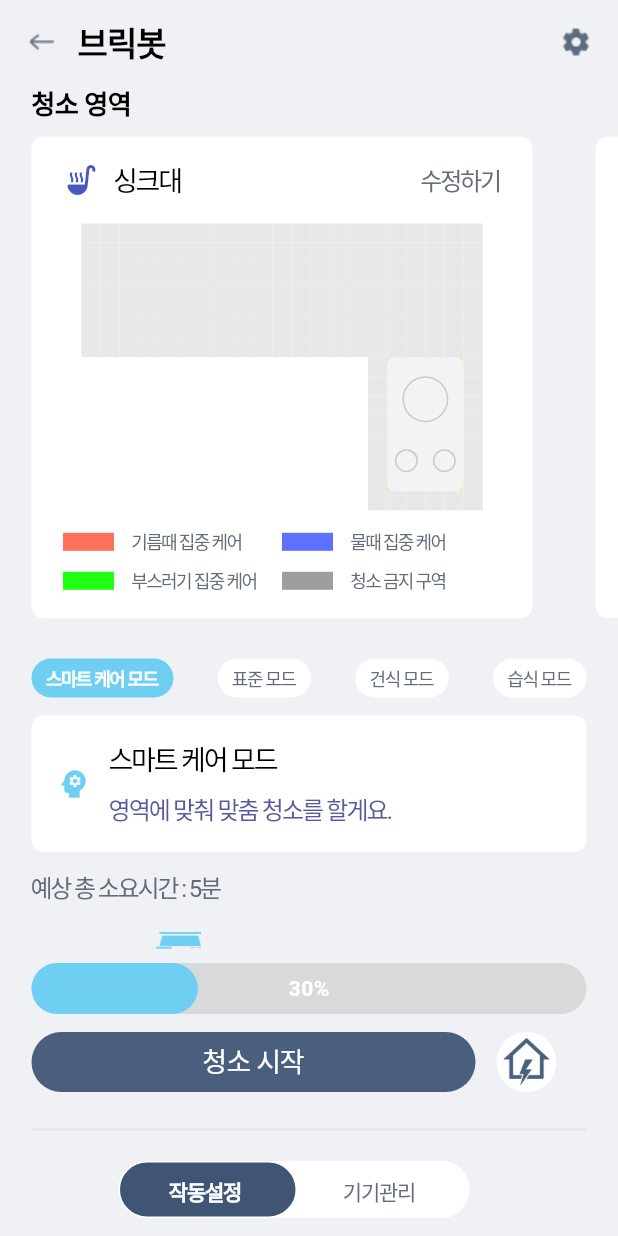
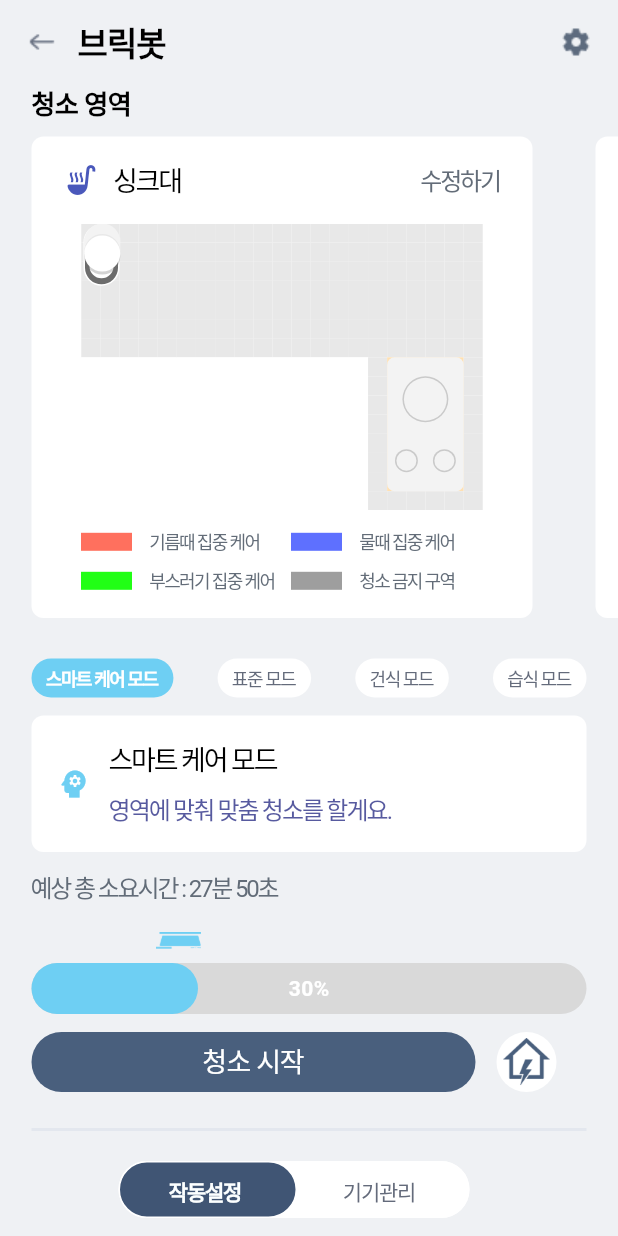
Before and after one commit to songga0/O2thinq, a Flutter app: the DevicePage screen opened directly, after a tap on "브릭봇", on a phone screen of 412 x 824 dp. Run offline on Flutter 3.47's test engine with Material 3 defaults, Android fonts, the phone set to English and light mode, and no system bars; our stand-ins replace permission_handler; missing offline and left inert: flutter_reactive_ble; Roboto replaces fonts that are missing (One UI Sans APP VF).

Commit message:
[지도별 소요시간]

```diff
--- a/lib/device.dart
+++ b/lib/device.dart
@@ -123,9 +123,9 @@ class _DeviceCardState extends State<DeviceCard> {
     if (bleController.isConnected) {
       try {
         if (_isImageOn) {
-          await bleController.sendString('on');
+          await bleController.sendString('on\r\n');
         } else {
-          await bleController.sendString('off');
+          await bleController.sendString('off\r\n');
         }
       } catch (e) {
         print("BLE 전송 중 오류: $e");
--- a/lib/device_detail.dart
+++ b/lib/device_detail.dart
@@ -1,5 +1,7 @@
 import 'package:flutter/material.dart';
 import 'package:o2thinq/device_setting.dart';
+import 'package:o2thinq/map.dart';
+import 'package:o2thinq/mapfix.dart';
 import 'package:o2thinq/work_setting.dart';
 
 // 메인 페이지
@@ -329,8 +331,24 @@ class Property1Variant2 extends StatelessWidget {
 }
 
 // 작동설정 탭 선택 시 나오는 실제 상세 내용 위젯 (이전 '제품')
-class ProductDetailContent extends StatelessWidget {
+class ProductDetailContent extends StatefulWidget {
   const ProductDetailContent({super.key});
+
+  @override
+  State<ProductDetailContent> createState() => _ProductDetailContentState();
+}
+
+class _ProductDetailContentState extends State<ProductDetailContent> {
+  // 선택된 청소 영역 title과 map
+  String selectedSpaceTitle = '싱크대';
+  var selectedMap = kitchen;
+
+  void onSelectSpace(String title, dynamic map) {
+    setState(() {
+      selectedSpaceTitle = title;
+      selectedMap = map;
+    });
+  }
 
   @override
   Widget build(BuildContext context) {
@@ -360,14 +378,73 @@ class ProductDetailContent extends StatelessWidget {
           height: 360,
           child: ListView(
             scrollDirection: Axis.horizontal,
-            children: const [
-              CleanSpace(title: '싱크대', icon: Icons.soup_kitchen),
-              CleanSpace(title: '식탁', icon: Icons.restaurant),
-              CleanSpace(title: '추가하기', icon: Icons.question_mark),
+            children: [
+              // 클릭 시 상태 변경
+              GestureDetector(
+                onTap: () => onSelectSpace('싱크대', kitchen),
+                child: CleanSpace(
+                  title: '싱크대',
+                  icon: Icons.soup_kitchen,
+                  isSelected: selectedSpaceTitle == '싱크대',
+                ),
+              ),
+              GestureDetector(
+                onTap: () => onSelectSpace('식탁', table),
+                child: CleanSpace(
+                  title: '식탁',
+                  icon: Icons.restaurant,
+                  isSelected: selectedSpaceTitle == '식탁',
+                ),
+              ),
+              SizedBox(
+                child: Column(
+                  crossAxisAlignment: CrossAxisAlignment.start,
+                  children: [
+                    const SizedBox(height: 12),
+                    Padding(
+                      padding: const EdgeInsets.symmetric(horizontal: 21),
+                      child: Container(
+                        height: 321,
+                        width: 334,
+                        decoration: BoxDecoration(
+                          color: Colors.white,
+                          borderRadius: BorderRadius.circular(8),
+                        ),
+                        child: Center(
+                          child: GestureDetector(
+                            onTap: () {
+                              Navigator.push(
+                                context,
+                                MaterialPageRoute(
+                                  builder: (context) =>
+                                      MapFixPage(spaceTitle: "New"),
+                                ),
+                              );
+                            },
+                            child: const Text(
+                              '추가하기',
+                              style: TextStyle(
+                                color: Colors.black,
+                                fontSize: 18,
+                                fontFamily: 'One UI Sans APP VF',
+                                fontWeight: FontWeight.w500,
+                                letterSpacing: -1.44,
+                              ),
+                            ),
+                          ),
+                        ),
+                      ),
+                    ),
+                  ],
+                ),
+              )
             ],
           ),
         ),
-        const CleanMode(),
+
+        // 선택된 공간에 따라 CleanMode 변경
+        CleanMode(spaceTitle: selectedSpaceTitle, map: selectedMap),
+
         const SizedBox(height: 24),
         Container(
           height: 2,
--- a/lib/device_setting.dart
+++ b/lib/device_setting.dart
@@ -648,7 +648,7 @@ class GoodsInfo extends StatelessWidget {
               Icon(Icons.card_giftcard, color: Color(0xFF4A58BB), size: 28),
               const SizedBox(width: 22),
               const Text(
-                '상품 추천',
+                '소모품 추천',
                 style: TextStyle(
                   color: Colors.black,
                   fontSize: 18,
@@ -661,7 +661,7 @@ class GoodsInfo extends StatelessWidget {
           ),
           const SizedBox(height: 23),
           const Text(
-            '내 제품과 함께하면 좋은 상품을 확인해보세요.',
+            '내 제품에 필요한 소모품을 확인해보세요.',
             style: TextStyle(
               color: Color(0xFF606A76),
               fontSize: 16,
--- a/lib/map.dart
+++ b/lib/map.dart
@@ -16,4 +16,14 @@ List<List<int>> kitchen = [
   [0, 0, 0, 0, 0, 0, 0, 0, 0, 0, 0, 0, 0, 0, 0, 1, 2, 2, 2, 2, 1],
   [0, 0, 0, 0, 0, 0, 0, 0, 0, 0, 0, 0, 0, 0, 0, 1, 1, 1, 1, 1, 1],
 ];
- List<List<int>> table=[[1,1,1,1],[1,0,1,1]];
+ List<List<int>> table=[
+  [1, 1, 1, 1, 1, 1, 1, 1, 1, 1, 1, 1, 1, 1, 1, 1, 1, 1, 1, 1, 1],
+  [1, 1, 1, 1, 1, 1, 1, 1, 1, 1, 1, 1, 1, 1, 1, 1, 1, 1, 1, 1, 1],
+  [1, 1, 1, 1, 1, 1, 1, 1, 1, 1, 1, 1, 1, 1, 1, 1, 1, 1, 1, 1, 1],
+  [1, 1, 1, 1, 1, 1, 1, 1, 1, 1, 1, 1, 1, 1, 1, 1, 1, 1, 1, 1, 1],
+  [1, 1, 1, 1, 1, 1, 1, 1, 1, 1, 1, 1, 1, 1, 1, 1, 1, 1, 1, 1, 1],
+  [1, 1, 1, 1, 1, 1, 1, 1, 1, 1, 1, 1, 1, 1, 1, 1, 1, 1, 1, 1, 1],
+  [1, 1, 1, 1, 1, 1, 1, 1, 1, 1, 1, 1, 1, 1, 1, 1, 1, 1, 1, 1, 1],
+  [1, 1, 1, 1, 1, 1, 1, 1, 1, 1, 1, 1, 1, 1, 1, 1, 1, 1, 1, 1, 1],
+  [1, 1, 1, 1, 1, 1, 1, 1, 1, 1, 1, 1, 1, 1, 1, 1, 1, 1, 1, 1, 1],
+ ];
--- a/lib/mapfix.dart
+++ b/lib/mapfix.dart
@@ -23,7 +23,6 @@ class MapFixPage extends StatelessWidget {
   }
 }
 
-
 class MapWhere extends StatefulWidget {
   final String spaceTitle;
   const MapWhere({super.key, required this.spaceTitle});
@@ -38,6 +37,9 @@ class _MapWhereState extends State<MapWhere> {
 
   @override
   Widget build(BuildContext context) {
+    // 공간 이름에 따라 맵 데이터 선택
+    final mapData = widget.spaceTitle == '싱크대' ? kitchen : table;
+
     return Padding(
       padding: const EdgeInsets.symmetric(horizontal: 21),
       child: Column(
@@ -78,23 +80,17 @@ class _MapWhereState extends State<MapWhere> {
                 Stack(
                   clipBehavior: Clip.none,
                   children: [
-                    DrawMap(kitchen),  // 제일 밑에 지도
-
-                    // CleanerBottom은 좌상단에 배치 (필요시 위치 조정)
+                    DrawMap(mapData),
                     Positioned(
                       top: 10,
                       left: -6,
                       child: CleanerBottom(),
                     ),
-
-                    // Cleaner는 CleanerBottom 위에 약간 아래쪽 위치
                     Positioned(
-                      top: 11, // 예: 30픽셀 아래
-                      left: -4, // 좌측 약간 안쪽
+                      top: 11,
+                      left: -4,
                       child: Cleaner(),
                     ),
-
-                    // CleanerTop은 Cleaner 위에 더 위쪽이나 중앙에 위치
                     Positioned(
                       top: 12,
                       left: 2,
@@ -102,60 +98,46 @@ class _MapWhereState extends State<MapWhere> {
                     ),
                   ],
                 ),
-                const SizedBox(height: 12,),
+                const SizedBox(height: 12),
                 SizedBox(
                   width: 310,
                   child: Column(
-                    mainAxisSize: MainAxisSize.min,
-                    mainAxisAlignment: MainAxisAlignment.start,
                     crossAxisAlignment: CrossAxisAlignment.center,
                     children: [
-
-
                       const SizedBox(height: 20),
                       Container(
                         width: 310,
                         height: 1,
-                        decoration: BoxDecoration(color: const Color(0xFFF0F1F5)),
-                      ),SizedBox(height: 12,),
+                        decoration: const BoxDecoration(color: Color(0xFFF0F1F5)),
+                      ),
+                      const SizedBox(height: 12),
                       Column(
                         children: [
-                          // 첫 번째 줄
                           Row(
                             crossAxisAlignment: CrossAxisAlignment.center,
                             children: [
-                              Expanded(
-                                child: _buildLegendItem(color: Color(0xFFFF705E), label: '기름때 집중 케어'),
-                              ),
-                              Expanded(
-                                child: _buildLegendItem(color: Color(0xFF5E70FF), label: '물때 집중 케어'),
-                              ),
+                              Expanded(child: _buildLegendItem(color: Color(0xFFFF705E), label: '기름때 집중 케어')),
+                              Expanded(child: _buildLegendItem(color: Color(0xFF5E70FF), label: '물때 집중 케어')),
                             ],
                           ),
                           const SizedBox(height: 8),
-                          // 두 번째 줄
                           Row(
                             crossAxisAlignment: CrossAxisAlignment.center,
                             children: [
-                              Expanded(
-                                child: _buildLegendItem(color: Color(0xFF9E9E9E), label: '청소 금지 구역'),
-                              ),
-                              Expanded(
-                                child: _buildLegendItem(color: Color(0xFF21FF15), label: '부스러기 집중 케어'),
-                              ),
+                              Expanded(child: _buildLegendItem(color: Color(0xFF9E9E9E), label: '청소 금지 구역')),
+                              Expanded(child: _buildLegendItem(color: Color(0xFF21FF15), label: '부스러기 집중 케어')),
                             ],
                           ),
                         ],
-                      )
+                      ),
                     ],
                   ),
                 ),
               ],
             ),
-          ),SizedBox(height: 12,),
+          ),
+          const SizedBox(height: 12),
           Column(
-            mainAxisSize: MainAxisSize.min,
-            mainAxisAlignment: MainAxisAlignment.start,
             crossAxisAlignment: CrossAxisAlignment.start,
             children: [
               SizedBox(
@@ -169,30 +151,31 @@ class _MapWhereState extends State<MapWhere> {
                     fontFamily: 'One UI Sans APP VF',
                     fontWeight: FontWeight.w400,
                     letterSpacing: -0.35,
-                  )
-                )
-              ),Container(
+                  ),
+                ),
+              ),
+              Container(
                 width: 352,
                 height: 62,
-                decoration: BoxDecoration(color: const Color(0xFFEFF1F4)),
-              ),SizedBox(height: 62,),
+                decoration: const BoxDecoration(color: Color(0xFFEFF1F4)),
+              ),
+              const SizedBox(height: 62),
               SizedBox(
                 width: double.infinity,
                 height: 62,
                 child: Row(
                   mainAxisAlignment: MainAxisAlignment.center,
                   children: [
-                    // 취소 버튼
                     GestureDetector(
                       child: Container(
                         width: 169,
                         height: 40,
+                        alignment: Alignment.center,
                         decoration: BoxDecoration(
                           color: Colors.white,
                           borderRadius: BorderRadius.circular(8),
-                          border: Border.all(color: Color(0xFFDADDE2)),
+                          border: Border.all(color: const Color(0xFFDADDE2)),
                         ),
-                        alignment: Alignment.center,
                         child: const Text(
                           '취소',
                           style: TextStyle(
@@ -206,16 +189,15 @@ class _MapWhereState extends State<MapWhere> {
                       ),
                     ),
                     const SizedBox(width: 12),
-                    // 저장 버튼
                     GestureDetector(
                       child: Container(
                         width: 169,
                         height: 40,
+                        alignment: Alignment.center,
                         decoration: BoxDecoration(
-                          color: Color(0xFF5E70FF),
+                          color: const Color(0xFF5E70FF),
                           borderRadius: BorderRadius.circular(8),
                         ),
-                        alignment: Alignment.center,
                         child: const Text(
                           '저장',
                           style: TextStyle(
@@ -232,7 +214,7 @@ class _MapWhereState extends State<MapWhere> {
                 ),
               ),
               const SizedBox(height: 38),
-            ]
+            ],
           ),
         ],
       ),
--- a/lib/work_setting.dart
+++ b/lib/work_setting.dart
@@ -1,4 +1,6 @@
 import 'package:flutter/material.dart';
+import 'package:o2thinq/ble.dart';
+import 'package:o2thinq/cleaner.dart';
 import 'package:o2thinq/cleanreservation.dart';
 import 'package:o2thinq/detail_func.dart';
 import 'package:o2thinq/draw_map.dart';
@@ -8,11 +10,13 @@ import 'package:o2thinq/mapfix.dart';
 class CleanSpace extends StatelessWidget {
   final String title;
   final IconData icon;
+  final bool isSelected;
 
   const CleanSpace({
     super.key,
     required this.title,
     required this.icon,
+    this.isSelected = false,
   });
 
   Widget _buildLegendItem(Color color, String label) {
@@ -49,6 +53,7 @@ class CleanSpace extends StatelessWidget {
           Padding(
             padding: const EdgeInsets.symmetric(horizontal: 21),
             child: Container(
+              height: 321,
               width: 334,
               decoration: BoxDecoration(
                 color: Colors.white,
@@ -108,30 +113,51 @@ class CleanSpace extends StatelessWidget {
                   ),
                   const SizedBox(height: 16),
                   // 제목이 '싱크대'일 경우 Map(kitchen)으로 대체
-                  title == '싱크대'
-                      ? Center(child: DrawMapMin(kitchen))
-                      : Container(
-                          width: double.infinity,
-                          height: 191,
-                          decoration: BoxDecoration(
-                            color: Color(0xFFD9D9D9),
-                            borderRadius: BorderRadius.circular(8),
+                  Center(
+  child: Stack(
+    children: [
+      DrawMapMin(title == '싱크대' ? kitchen : table),
+      const Positioned(
+        top: 10,
+        left: -6,
+        child: CleanerBottom(),
+      ),
+      const Positioned(
+        top: 11,
+        left: -4,
+        child: Cleaner(),
+      ),
+      const Positioned(
+        top: 12,
+        left: 2,
+        child: CleanerTop(),
+      ),
+    ],
   ),
 ),
+
+                        const Spacer(),
                   const SizedBox(height: 12),
-                  Row(
+                  Padding(
+                    padding: const EdgeInsets.only(left: 12),
+                    child: Row(
                       children: [
                         _buildLegendItem(const Color(0xFFFF705E), '기름때 집중 케어'),
                         _buildLegendItem(const Color(0xFF5E70FF), '물때 집중 케어'),
                       ],
                     ),
+                  ),
                   const SizedBox(height: 8),
-                  Row(
+                  Padding(
+                    padding: const EdgeInsets.only(left: 12),
+                    child: Row(
                       children: [
                         _buildLegendItem(const Color(0xFF21FF15), '부스러기 집중 케어'),
                         _buildLegendItem(const Color(0xFF9E9E9E), '청소 금지 구역'),
                       ],
                     ),
+                  ),
+
                 ],
               ),
             ),
@@ -143,11 +169,15 @@ class CleanSpace extends StatelessWidget {
 }
 
 
+class CleanMode extends StatefulWidget {
+  final String spaceTitle;
+  final List<List<int>> map; // ✅ 외부에서 맵 받기
 
-
-
-class CleanMode extends StatefulWidget {
-  const CleanMode({super.key});
+  const CleanMode({
+    super.key,
+    required this.spaceTitle,
+    required this.map,
+  });
 
   @override
   State<CleanMode> createState() => _CleanModeState();
@@ -157,6 +187,8 @@ class _CleanModeState extends State<CleanMode> {
   String _selectedMode = '스마트 케어 모드';
   double _progress = 0.3;
 
+  final BleController bleController = BleController();
+
   final Map<String, IconData> modeIcons = {
     '스마트 케어 모드': Icons.psychology,
     '표준 모드': Icons.cleaning_services,
@@ -164,33 +196,25 @@ class _CleanModeState extends State<CleanMode> {
     '습식 모드': Icons.water_drop,
   };
 
-  Widget _buildModeButton(String label) {
-    final isSelected = _selectedMode == label;
-    return GestureDetector(
-      onTap: () => setState(() => _selectedMode = label),
-      child: Container(
-        padding: const EdgeInsets.symmetric(horizontal: 10, vertical: 4),
-        decoration: BoxDecoration(
-          color: isSelected ? const Color(0xFF6ECFF3) : Colors.white,
-          borderRadius: BorderRadius.circular(20),
-        ),
-        child: Text(
-          label,
-          style: TextStyle(
-            color: isSelected ? Colors.white : const Color(0xFF646B7B),
-            fontSize: 12,
-            fontWeight: isSelected ? FontWeight.w700 : FontWeight.w500,
-            letterSpacing: -0.96,
-          ),
-        ),
-      ),
-    );
+  String _calculateEstimatedTime(List<List<int>> map) {
+    int count = 0;
+    for (var row in map) {
+      count += row.where((cell) => cell == 1).length;
+    }
+
+    int totalSeconds = count * 10;
+    int minutes = totalSeconds ~/ 60;
+    int seconds = totalSeconds % 60;
+
+    return '예상 총 소요시간 : $minutes분 $seconds초';
   }
 
   @override
   Widget build(BuildContext context) {
     const double barWidth = 392;
     const double imageSize = 30;
+
+    final String estimatedTime = _calculateEstimatedTime(widget.map); // ✅ 동적으로 계산
 
     return SizedBox(
       width: barWidth,
@@ -259,11 +283,11 @@ class _CleanModeState extends State<CleanMode> {
             child: Column(
               crossAxisAlignment: CrossAxisAlignment.start,
               children: [
-                const Opacity(
+                Opacity(
                   opacity: 0.98,
                   child: Text(
-                    '예상 총 소요시간 : 5분',
-                    style: TextStyle(
+                    estimatedTime, // ✅ 반영
+                    style: const TextStyle(
                       color: Color(0xFF606A76),
                       fontSize: 16,
                       letterSpacing: -1.44,
@@ -272,14 +296,14 @@ class _CleanModeState extends State<CleanMode> {
                 ),
                 const SizedBox(height: 8),
 
-                // 이미지 줄
+                // 청소기 아이콘
                 SizedBox(
                   width: barWidth,
                   height: imageSize,
                   child: Stack(
                     children: [
                       Positioned(
-                        left : ((_progress-0.05) * barWidth) - (imageSize/2 ),
+                        left: ((_progress - 0.05) * barWidth) - (imageSize / 2),
                         child: Image.asset(
                           'assets/cleaner.png',
                           width: imageSize,
@@ -289,7 +313,6 @@ class _CleanModeState extends State<CleanMode> {
                     ],
                   ),
                 ),
-
 
                 // 진행 바
                 Container(
@@ -327,7 +350,7 @@ class _CleanModeState extends State<CleanMode> {
           ),
           const SizedBox(height: 12),
 
-          // 시작 버튼 및 원형 아이콘
+          // 시작 버튼 및 홈 버튼
           Padding(
             padding: const EdgeInsets.symmetric(horizontal: 21),
             child: Row(
@@ -364,18 +387,33 @@ class _CleanModeState extends State<CleanMode> {
                   ),
                 ),
                 const SizedBox(width: 14),
-                CircleAvatar(
-                  radius: 20,
-                  backgroundColor: Colors.white,
+
+                // 홈 버튼
+                Material(
+                  color: Colors.white,
+                  shape: const CircleBorder(),
+                  child: InkWell(
+                    customBorder: const CircleBorder(),
+                    onTap: () async {
+                      if (bleController.isConnected) {
+                        try {
+                          await bleController.sendString('home\r\n');
+                        } catch (_) {}
+                      }
+                    },
                     child: Padding(
-                    padding: const EdgeInsets.all(4), // 안쪽 여백 조절
+                      padding: const EdgeInsets.all(4),
                       child: ClipRRect(
-                      borderRadius: BorderRadius.circular(16), // 둥근 모서리(원형 유지)
-                      child: Image.asset('assets/home.png'),
+                        borderRadius: BorderRadius.circular(16),
+                        child: Image.asset(
+                          'assets/home.png',
+                          width: 32,
+                          height: 32,
                         ),
                       ),
                     ),
-
+                  ),
+                ),
               ],
             ),
           ),
@@ -383,7 +421,33 @@ class _CleanModeState extends State<CleanMode> {
       ),
     );
   }
+
+  Widget _buildModeButton(String label) {
+    final isSelected = _selectedMode == label;
+    return GestureDetector(
+      onTap: () => setState(() => _selectedMode = label),
+      child: Container(
+        padding: const EdgeInsets.symmetric(horizontal: 10, vertical: 4),
+        decoration: BoxDecoration(
+          color: isSelected ? const Color(0xFF6ECFF3) : Colors.white,
+          borderRadius: BorderRadius.circular(20),
+        ),
+        child: Text(
+          label,
+          style: TextStyle(
+            color: isSelected ? Colors.white : const Color(0xFF646B7B),
+            fontSize: 12,
+            fontWeight: isSelected ? FontWeight.w700 : FontWeight.w500,
+            letterSpacing: -0.96,
+          ),
+        ),
+      ),
+    );
   }
+}
+
+
+
 
 
 
@@ -393,7 +457,7 @@ class SmartCare extends StatelessWidget {
   @override
   Widget build(BuildContext context) {
     return Padding(
-      padding: const EdgeInsets.symmetric(horizontal: 21),
+      padding: const EdgeInsets.symmetric(horizontal: 0),
       child: Container(
         decoration: BoxDecoration(
           color: const Color(0xFFD8EBF1),
@@ -507,7 +571,7 @@ class AftercleanCare extends StatelessWidget {
   @override
   Widget build(BuildContext context) {
     return Padding(
-      padding: const EdgeInsets.symmetric(horizontal: 21),
+      padding: const EdgeInsets.symmetric(horizontal: 0),
       child: Container(
         decoration: BoxDecoration(
           color: const Color(0xFFD8EBF1),
@@ -544,7 +608,7 @@ class AddService extends StatelessWidget {
   @override
   Widget build(BuildContext context) {
     return Padding(
-      padding: const EdgeInsets.symmetric(horizontal: 21),
+      padding: const EdgeInsets.symmetric(horizontal: 0),
       child: Container(
         decoration: BoxDecoration(
           color: Colors.white,
```
Lines whose indentation alone changed are shown as unchanged.
